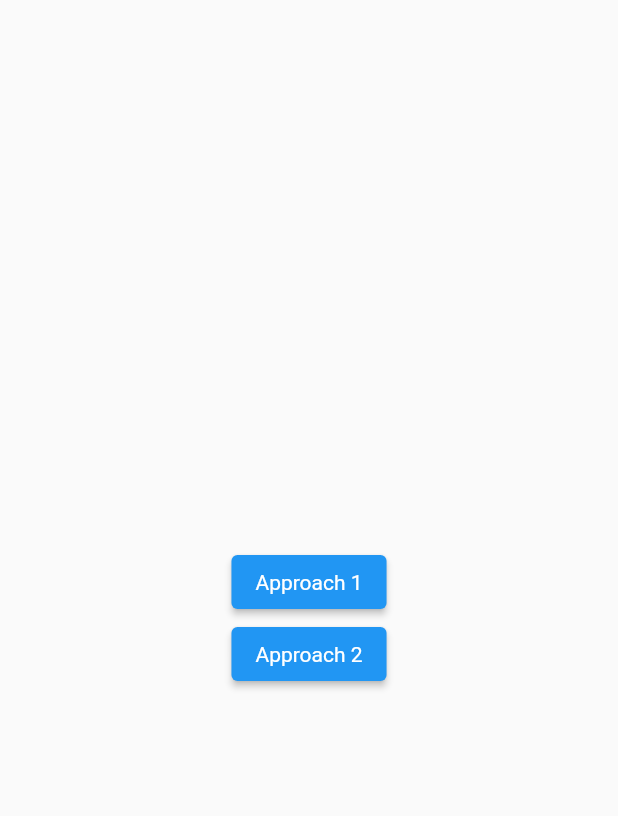
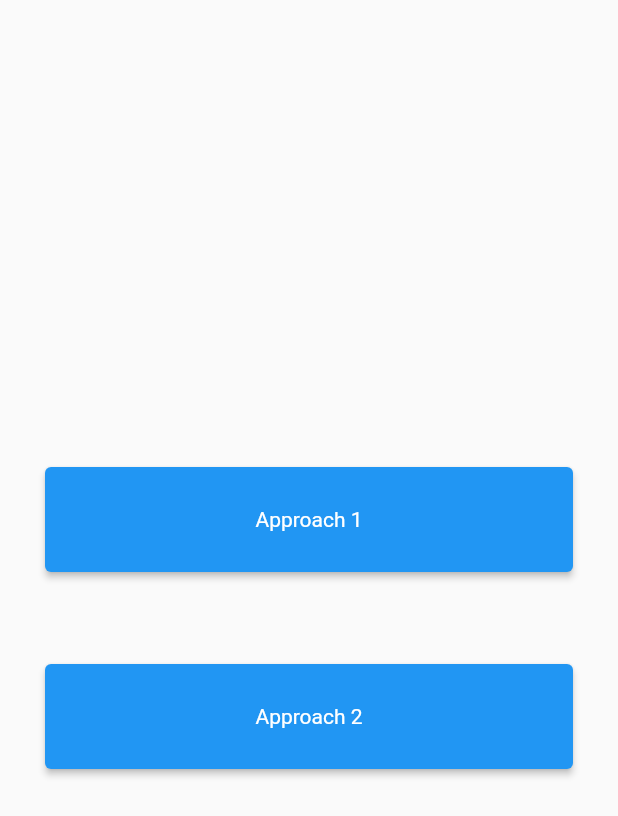
Before and after one commit to ShathurshanRavi/OEM-App-POC, a Flutter app: the screen it shows after launch, on a phone screen of 412 x 824 dp. Shown: the top 816 px of the screen. Run offline on Flutter 3.47's test engine with Material 2 defaults, Android fonts, the phone set to English and light mode, and no system bars.

Commit message:
change the home screen ui

```diff
--- a/lib/common/api/api_string.dart
+++ b/lib/common/api/api_string.dart
@@ -1,5 +1,5 @@
 class ApiStrings {
-  static const String oemConfig = "http://ourIP:9035/api/v2/oem-configs";
+  static const String oemConfig = "http://ourIp:9035/api/v2/oem-configs";
 
   static var popularMovieUrl = Uri.parse(oemConfig);
 }
--- a/lib/home_page.dart
+++ b/lib/home_page.dart
@@ -25,25 +25,33 @@ class _HomePageScreenState extends State<HomePageScreen> {
     return Scaffold(
       body: Padding(
         padding: const EdgeInsets.only(
-          top: 50.0,
-          bottom: 50.0,
+          top: 250.0,
+          bottom: 250.0,
           left: 30.0,
           right: 30.0,
         ),
         child: Center(
           child: Column(
-            mainAxisAlignment: MainAxisAlignment.center,
+            mainAxisAlignment: MainAxisAlignment.spaceEvenly,
             crossAxisAlignment: CrossAxisAlignment.center,
             children: [
-              CustomButton(
+              SizedBox(
+                height: 70,
+                width: double.infinity,
+                child: CustomButton(
                   text: "Approach 1",
                   onClick: localScreenNavigation,
                   buttonBackroundColor: Colors.blue,
                 ),
-              CustomButton(
+              ),
+              SizedBox(
+                height: 70,
+                width: double.infinity,
+                child: CustomButton(
                   text: "Approach 2",
                   onClick: jsonScreenNavigation,
                   buttonBackroundColor: Colors.blue,
+                ),
               ),
             ],
           ),
```
Lines whose indentation alone changed are shown as unchanged.
